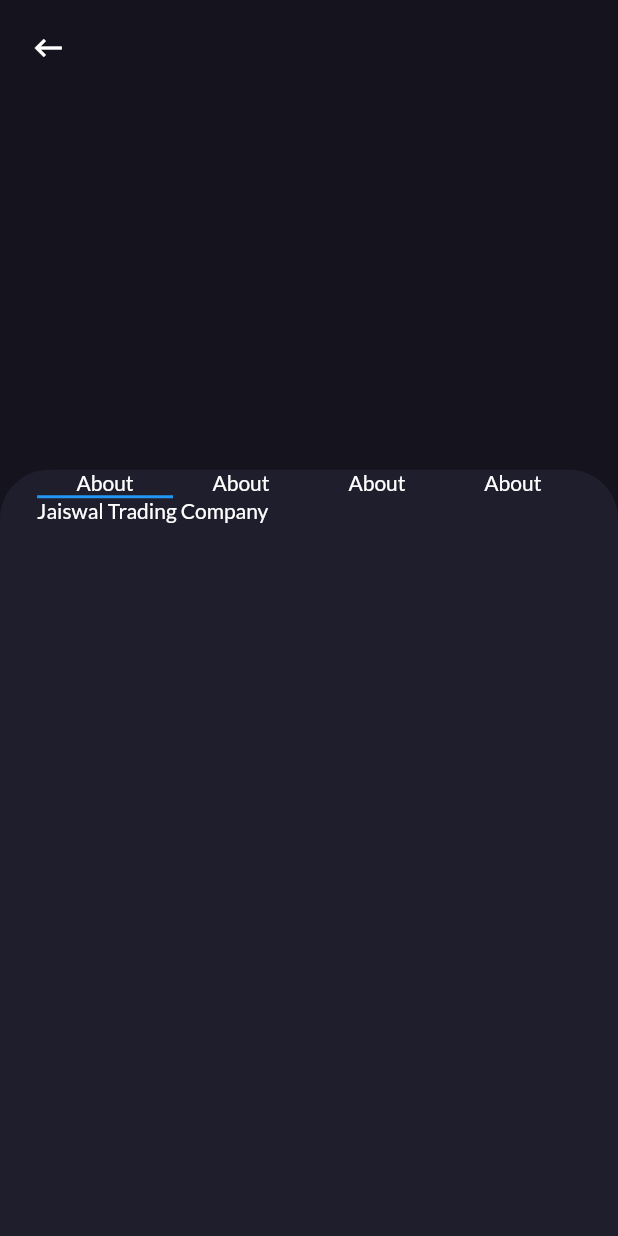
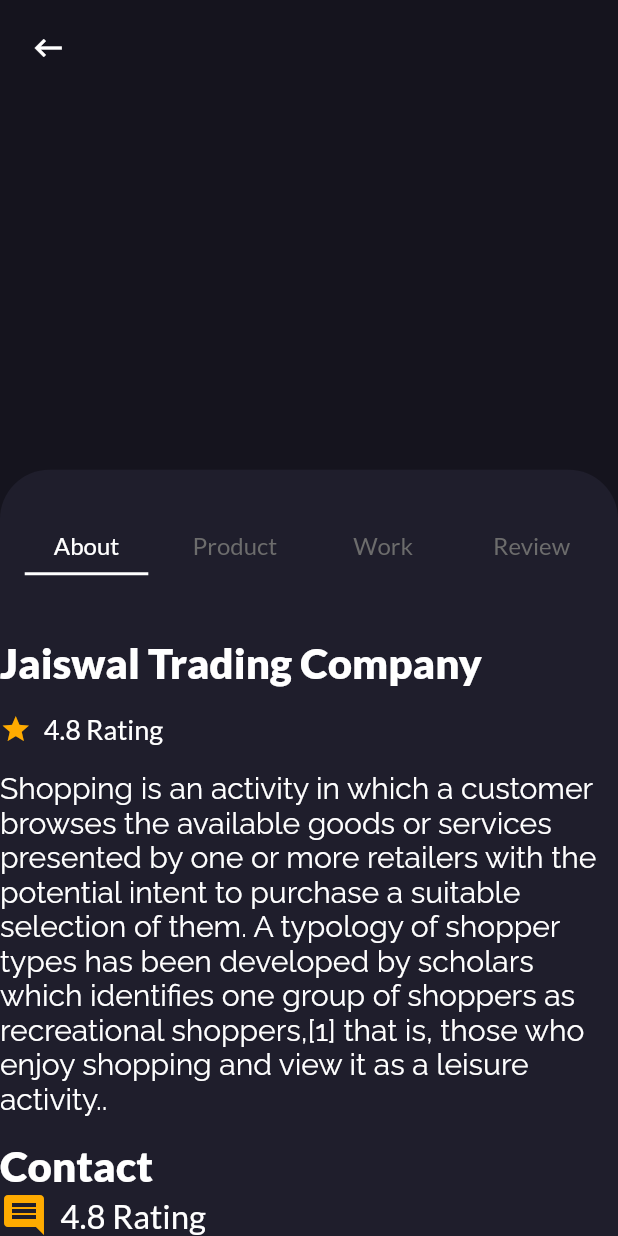
Before and after one commit to freaquish/locie, a Flutter app: the screen it shows after launch, on a phone screen of 412 x 824 dp. Run offline on Flutter 3.47's test engine with Material 2 defaults, Android fonts, the phone set to English and light mode, and no system bars; our stand-ins replace bloc, cloud_firestore, firebase_auth, firebase_core, firebase_storage, flutter_bloc and 4 more; accounts and stored records are empty.

Commit message:
about Store ui

```diff
--- a/lib/views/Store_view/about_store.dart
+++ b/lib/views/Store_view/about_store.dart
@@ -1,54 +1,51 @@
 import 'package:flutter/material.dart';
 import 'package:locie/components/font_text.dart';
+import 'package:locie/helper/screen_size.dart';
 
 class StoreAboutWidget extends StatelessWidget {
+  final String storeName = "Jaiswal Trading Company";
+  final String description =
+      'Shopping is an activity in which a customer browses the available goods or services presented by one or more retailers with the potential intent to purchase a suitable selection of them. A typology of shopper types has been developed by scholars which identifies one group of shoppers as recreational shoppers,[1] that is, those who enjoy shopping and view it as a leisure activity..';
+  final String contactDetails = "8574047383";
+
   @override
   Widget build(BuildContext context) {
+    final screen = Scale(context);
     return Container(
       child: Column(
         mainAxisAlignment: MainAxisAlignment.start,
         crossAxisAlignment: CrossAxisAlignment.start,
-        children: [LatoText("Jaiswal Trading Company")],
+        children: [
+          LatoText(storeName, size: 28,style: FontStyle.normal,weight: FontWeight.w900,),
+          SizedBox(
+            height: screen.vertical(20),
+          ),
+          Row(
+            mainAxisAlignment: MainAxisAlignment.start,
+            children:[
+              Icon(Icons.star, color: Colors.amberAccent[700],size: 21,),
+              SizedBox(width: screen.horizontal(2),),
+              LatoText('4.8 Rating',size: 18)
+            ]
+          ),
+          SizedBox(
+            height: screen.vertical(20),
+          ),
+          RailwayText(description, size: 20,),
+          SizedBox(
+            height: screen.vertical(20),
+          ),
+          LatoText('Contact', size: 28,style: FontStyle.normal,weight: FontWeight.w900,),
+          Row(
+            mainAxisAlignment: MainAxisAlignment.start,
+            children:[
+              Icon(Icons.comment, color: Colors.amberAccent[700],size: 32,),
+              SizedBox(width: screen.horizontal(2),),
+              LatoText('4.8 Rating',size: 22)
+            ]
+          ),
+        ],
       ),
     );
   }
 }
-
-class StoreProductWidget extends StatelessWidget {
-  @override
-  Widget build(BuildContext context) {
-    return Container(
-      child: Column(
-        mainAxisAlignment: MainAxisAlignment.start,
-        crossAxisAlignment: CrossAxisAlignment.start,
-        children: [LatoText("Jaiswal Product Trading Company")],
-      ),
-    );
-  }
-}
-
-class StoreWorksWidget extends StatelessWidget {
-  @override
-  Widget build(BuildContext context) {
-    return Container(
-      child: Column(
-        mainAxisAlignment: MainAxisAlignment.start,
-        crossAxisAlignment: CrossAxisAlignment.start,
-        children: [LatoText("Jaiswal Works Trading Company")],
-      ),
-    );
-  }
-}
-
-class StoreReviewsWidget extends StatelessWidget {
-  @override
-  Widget build(BuildContext context) {
-    return Container(
-      child: Column(
-        mainAxisAlignment: MainAxisAlignment.start,
-        crossAxisAlignment: CrossAxisAlignment.start,
-        children: [LatoText("Jaiswal Reviews Trading Company")],
-      ),
-    );
-  }
-}
--- /dev/null
+++ b/lib/views/Store_view/product.dart
@@ -0,0 +1,15 @@
+import 'package:flutter/material.dart';
+import 'package:locie/components/font_text.dart';
+
+class StoreProductWidget extends StatelessWidget {
+  @override
+  Widget build(BuildContext context) {
+    return Container(
+      child: Column(
+        mainAxisAlignment: MainAxisAlignment.start,
+        crossAxisAlignment: CrossAxisAlignment.start,
+        children: [LatoText("Jaiswal Product Trading Company")],
+      ),
+    );
+  }
+}
--- /dev/null
+++ b/lib/views/Store_view/reviews.dart
@@ -0,0 +1,15 @@
+import 'package:flutter/material.dart';
+import 'package:locie/components/font_text.dart';
+
+class StoreReviewsWidget extends StatelessWidget {
+  @override
+  Widget build(BuildContext context) {
+    return Container(
+      child: Column(
+        mainAxisAlignment: MainAxisAlignment.start,
+        crossAxisAlignment: CrossAxisAlignment.start,
+        children: [LatoText("Jaiswal Reviews Trading Company")],
+      ),
+    );
+  }
+}
--- a/lib/views/Store_view/store_view.dart
+++ b/lib/views/Store_view/store_view.dart
@@ -4,6 +4,9 @@ import 'package:locie/components/font_text.dart';
 import 'package:locie/components/primary_container.dart';
 import 'package:locie/helper/screen_size.dart';
 import 'package:locie/views/Store_view/about_store.dart';
+import 'package:locie/views/Store_view/product.dart';
+import 'package:locie/views/Store_view/reviews.dart';
+import 'package:locie/views/Store_view/work.dart';
 
 class StoreViewWidget extends StatefulWidget {
   @override
@@ -76,10 +79,7 @@ class _StoreViewWidgetState extends State<StoreViewWidget>
               builder:
                   (BuildContext context, ScrollController scrollController) {
                 return Container(
-                  padding: EdgeInsets.only(
-                      top: screen.vertical(0),
-                      left: screen.horizontal(6),
-                      right: screen.horizontal(6)),
+
                   decoration: BoxDecoration(
                     color: Colour.bgColor,
                     borderRadius: BorderRadius.only(
@@ -92,16 +92,62 @@ class _StoreViewWidgetState extends State<StoreViewWidget>
                     ),
                   ),
                   child: ListView(
+                    physics: BouncingScrollPhysics(),
                     controller: scrollController,
                     children: [
-                      TabBar(
-                        tabs: [
-                          LatoText("About"),
-                          LatoText("About"),
-                          LatoText("About"),
-                          LatoText("About"),
-                        ],
-                        controller: tabController,
+                      Padding(
+                        padding: EdgeInsets.symmetric(
+                            horizontal: screen.horizontal(2),
+                            vertical: screen.vertical(50)),
+                        child: TabBar(
+                           indicatorColor: Colors.white,
+                                indicator: UnderlineTabIndicator(
+                                    insets: EdgeInsets.only(
+                                  left: screen.horizontal(2),
+                                  right: screen.horizontal(2),
+                                )),
+                          tabs: [
+                            Padding(
+                              padding:
+                                  EdgeInsets.only(bottom: screen.horizontal(2)),
+                              child: LatoText(
+                                'About',
+                                fontColor: tabController.index == 0
+                                    ? Colors.white
+                                    : Color(0xff6c6c6c),
+                                size: 16,
+                              ),
+                            ),
+                            Padding(
+                              padding:
+                                  EdgeInsets.only(bottom: screen.horizontal(2)),
+                              child: LatoText('Product',
+                                  fontColor: tabController.index == 1
+                                      ? Colors.white
+                                      : Color(0xff6c6c6c),
+                                  size: 16),
+                            ),
+                            Padding(
+                              padding:
+                                  EdgeInsets.only(bottom: screen.horizontal(2)),
+                              child: LatoText('Work',
+                                  fontColor: tabController.index == 2
+                                      ? Colors.white
+                                      : Color(0xff6c6c6c),
+                                  size: 16),
+                            ),
+                            Padding(
+                              padding:
+                                  EdgeInsets.only(bottom: screen.horizontal(2)),
+                              child: LatoText('Review',
+                                  fontColor: tabController.index == 3
+                                      ? Colors.white
+                                      : Color(0xff6c6c6c),
+                                  size: 16),
+                            ),
+                          ],
+                          controller: tabController,
+                        ),
                       ),
                       getCurrentBodyWidget()
                     ],
--- /dev/null
+++ b/lib/views/Store_view/work.dart
@@ -0,0 +1,15 @@
+import 'package:flutter/material.dart';
+import 'package:locie/components/font_text.dart';
+
+class StoreWorksWidget extends StatelessWidget {
+  @override
+  Widget build(BuildContext context) {
+    return Container(
+      child: Column(
+        mainAxisAlignment: MainAxisAlignment.start,
+        crossAxisAlignment: CrossAxisAlignment.start,
+        children: [LatoText("Jaiswal Works Trading Company")],
+      ),
+    );
+  }
+}
```
